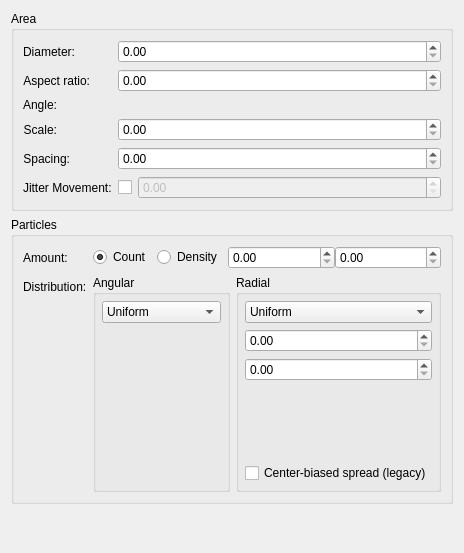
The window that plugins/paintops/spray/wdgsprayoptions.ui (KDE/krita) describes before a commit, drawn with Qt 5.
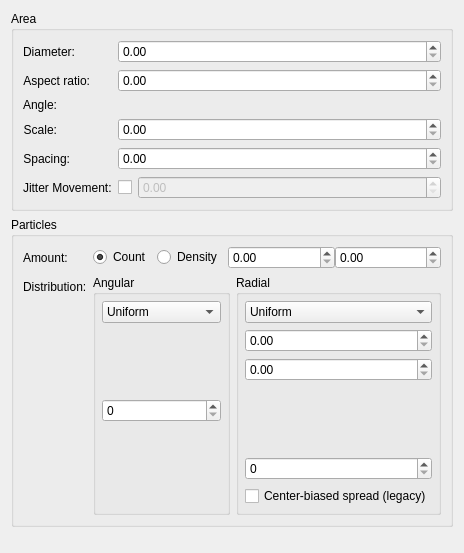
The same window after the commit. Custom widgets are drawn as their Qt base class.

Commit message:
ui: Fix Designer not rendering KisSliderSpinBox as QSpinBox
Part-of: <https://invent.kde.org/graphics/krita/-/merge_requests/1742>

Diff of the .ui file:
```diff
--- a/plugins/paintops/spray/wdgsprayoptions.ui
+++ b/plugins/paintops/spray/wdgsprayoptions.ui
@@ -472,7 +472,7 @@
   </customwidget>
   <customwidget>
    <class>KisSliderSpinBox</class>
-   <extends>QWidget</extends>
+   <extends>QSpinBox</extends>
    <header location="global">kis_slider_spin_box.h</header>
    <container>1</container>
   </customwidget>
```
The commit also changes 45 other files.
